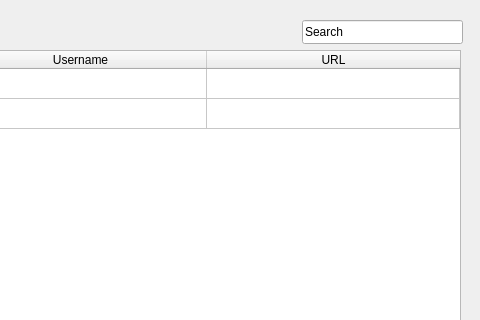
Qt form mainwindow.ui (Starflight-code/PassPro) before a commit; both pictures show x 320 to 800 and y 0 to 320 of the 800 by 600 pixel window.
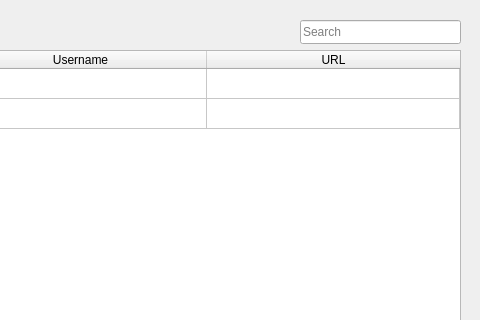
The same form after that commit. Icons and pictures are not drawn.

Commit message: Adjust Searchbar text Change "Search" from text to placeholder text (#37)

Patch:
```diff
--- a/mainwindow.ui
+++ b/mainwindow.ui
@@ -124,13 +124,16 @@
    <widget class="QLineEdit" name="lineEdit">
     <property name="geometry">
      <rect>
-      <x>622</x>
+      <x>620</x>
       <y>20</y>
       <width>161</width>
       <height>24</height>
      </rect>
     </property>
     <property name="text">
+     <string/>
+    </property>
+    <property name="placeholderText">
      <string>Search</string>
     </property>
    </widget>
```
